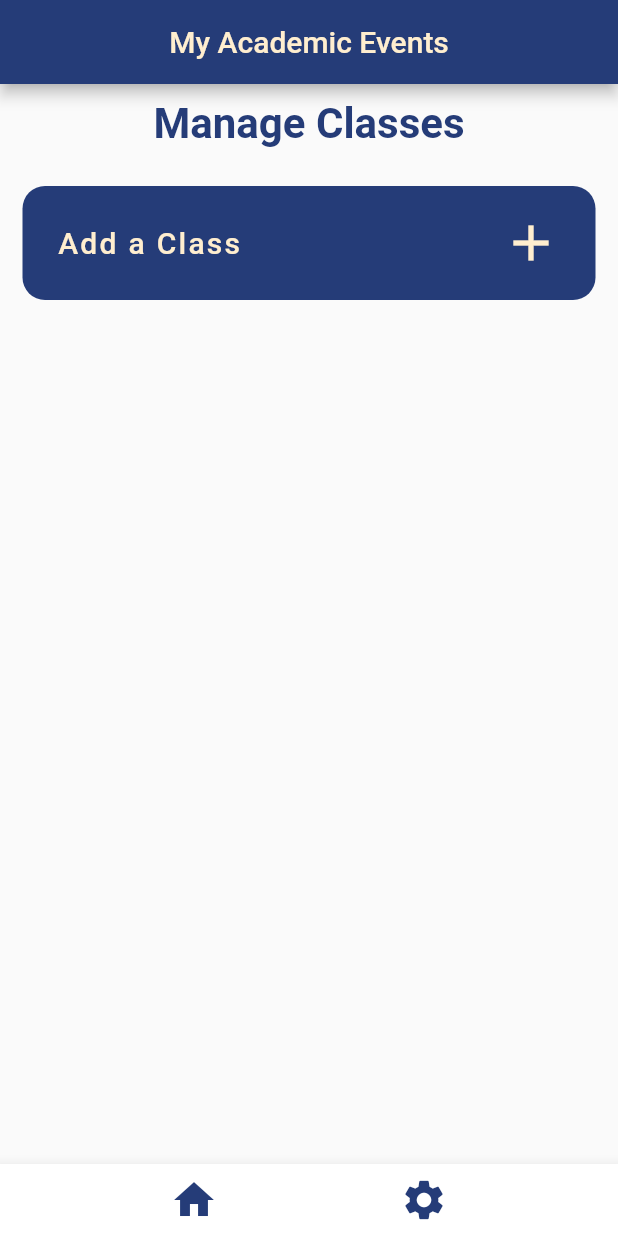
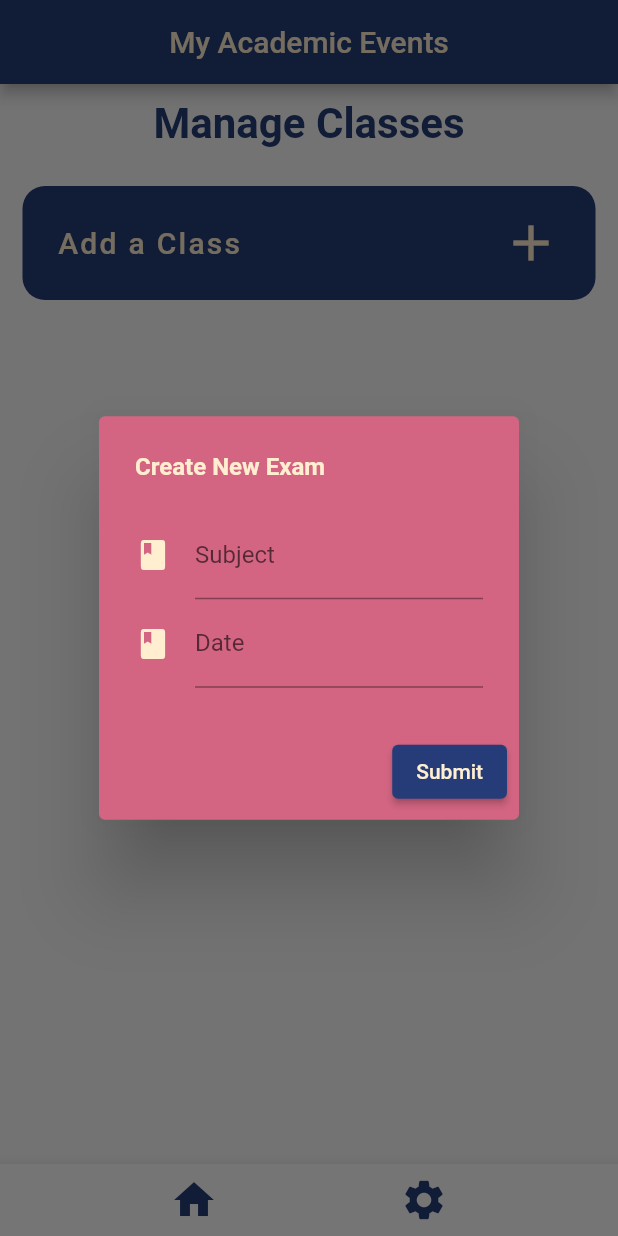
Before and after one commit to purdueflutter/basicflutterworkshop_app, a Flutter app: the screen it shows after launch, after a tap on the "settings" icon, after a tap on "Add a Class", on a phone screen of 412 x 824 dp. Run offline on Flutter 3.47's test engine with Material 2 defaults, Android fonts, the phone set to English and light mode, and no system bars; our stand-ins replace equatable, flutter_bloc.

Commit message:
class bloc finished

```diff
--- a/lib/class/bloc/class_bloc.dart
+++ b/lib/class/bloc/class_bloc.dart
@@ -8,8 +8,7 @@ part 'class_state.dart';
 class ClassBloc extends Bloc<ClassEvent, ClassState> {
   ClassBloc() : super(ClassState(const [])) {
     on<ClassAddEvent>((event, emit) {
-      state.classes.add(event.$class);
-      emit(ClassState(state.classes));
+      emit(state.copyWith(classes: [...state.classes, event.$class]));
     });
   }
 }
--- a/lib/class/bloc/class_state.dart
+++ b/lib/class/bloc/class_state.dart
@@ -3,8 +3,14 @@ part of 'class_bloc.dart';
 class ClassState extends Equatable {
   final List<Class> classes;
 
-  ClassState(this.classes);
+  const ClassState(this.classes);
 
   @override
   List<Object?> get props => [classes];
+
+  ClassState copyWith({
+    List<Class>? classes,
+  }) {
+    return ClassState(classes ?? this.classes);
+  }
 }
--- a/lib/class/manage_view.dart
+++ b/lib/class/manage_view.dart
@@ -11,7 +11,8 @@ class ManageView extends StatelessWidget {
 
   @override
   Widget build(BuildContext context) {
-    final classes = BlocProvider.of<ClassBloc>(context).state.classes;
+    return BlocBuilder<ClassBloc, ClassState>(
+      builder: (context, state) {
         return Column(
           children: [
             Padding(
@@ -28,14 +29,17 @@ class ManageView extends StatelessWidget {
             NewClassButton(),
             Flexible(
               child: ListView.builder(
-            itemCount: classes.length,
+                itemCount: state.classes.length,
                 itemBuilder: (context, index) {
                   return ClassContainer(
-                  subject: classes[index].subject, date: classes[index].date);
+                      subject: state.classes[index].subject,
+                      date: state.classes[index].date);
                 },
               ),
             ),
           ],
         );
+      },
+    );
   }
 }
--- a/lib/class/model/class.dart
+++ b/lib/class/model/class.dart
@@ -1,6 +1,11 @@
-class Class {
+import 'package:equatable/equatable.dart';
+
+class Class extends Equatable {
   final String subject;
   final String date;
 
-  Class(this.subject, this.date);
+  const Class(this.subject, this.date);
+
+  @override
+  List<Object?> get props => [subject, date];
 }
--- a/lib/class/new_class_button.dart
+++ b/lib/class/new_class_button.dart
@@ -1,4 +1,8 @@
 import 'package:flutter/material.dart';
+import 'package:flutter_application_1/class/bloc/class_bloc.dart';
+import 'package:flutter_application_1/class/model/class.dart';
+import 'package:flutter_application_1/class/new_class_dialog.dart';
+import 'package:flutter_bloc/flutter_bloc.dart';
 
 import '../theme.dart';
 
@@ -7,11 +11,18 @@ class NewClassButton extends StatelessWidget {
 
   @override
   Widget build(BuildContext context) {
+    final bloc = BlocProvider.of<ClassBloc>(context);
     return Container(
       alignment: Alignment.center,
       padding: EdgeInsets.all(15),
       child: TextButton(
-        onPressed: () {},
+        onPressed: () async {
+          final result = await showDialog(
+            context: context,
+            builder: (context) => NewClassDialog(),
+          );
+          bloc.add(ClassAddEvent(Class(result['subject'], result['date'])));
+        },
         style: TextButton.styleFrom(
           backgroundColor: darkBlueColor,
           alignment: Alignment.center,
--- /dev/null
+++ b/lib/class/new_class_dialog.dart
@@ -0,0 +1,76 @@
+import 'package:flutter/material.dart';
+
+import '../theme.dart';
+
+class NewClassDialog extends StatefulWidget {
+  const NewClassDialog({Key? key}) : super(key: key);
+
+  @override
+  State<NewClassDialog> createState() => _NewExamDialogState();
+}
+
+class _NewExamDialogState extends State<NewClassDialog> {
+  String? subject;
+  String? date;
+
+  @override
+  Widget build(BuildContext context) {
+    return AlertDialog(
+      backgroundColor: pinkColor,
+      title: Text(
+        'Create New Exam',
+        style: TextStyle(
+          color: lightColor,
+          fontSize: 16.0,
+          fontWeight: FontWeight.w600,
+        ),
+      ),
+      content: Form(
+        onChanged: () => Form.of(primaryFocus!.context!)!.save(),
+        child: Column(
+          mainAxisSize: MainAxisSize.min,
+          children: <Widget>[
+            TextFormField(
+              decoration: InputDecoration(
+                labelText: 'Subject',
+                icon: Icon(Icons.class_, color: lightColor),
+                focusedBorder: UnderlineInputBorder(
+                  borderSide: BorderSide(color: lightColor),
+                ),
+                floatingLabelStyle: TextStyle(color: lightColor),
+              ),
+              cursorColor: lightColor,
+              onSaved: (value) => subject = value,
+            ),
+            TextFormField(
+              decoration: InputDecoration(
+                labelText: 'Date',
+                icon: Icon(Icons.class_, color: lightColor),
+                focusedBorder: UnderlineInputBorder(
+                  borderSide: BorderSide(color: lightColor),
+                ),
+                floatingLabelStyle: TextStyle(color: lightColor),
+              ),
+              cursorColor: lightColor,
+              onSaved: (value) => date = value,
+            ),
+          ],
+        ),
+      ),
+      actions: [
+        ElevatedButton(
+          style: ButtonStyle(
+            backgroundColor: MaterialStateProperty.all<Color>(darkBlueColor),
+          ),
+          onPressed: () {
+            Navigator.pop(context, {
+              'subject': subject,
+              'date': date,
+            });
+          },
+          child: Text("Submit", style: TextStyle(color: lightColor)),
+        )
+      ],
+    );
+  }
+}
--- a/lib/home_view.dart
+++ b/lib/home_view.dart
@@ -19,7 +19,6 @@ class _HomeViewState extends State<HomeView> {
 
   @override
   Widget build(BuildContext context) {
-    final classes = BlocProvider.of<ClassBloc>(context).state.classes;
     return ListView(
       children: [
         Padding(
@@ -110,14 +109,18 @@ class _HomeViewState extends State<HomeView> {
         ),
         ConstrainedBox(
           constraints: BoxConstraints(minHeight: 10, maxHeight: 500),
-          child: ListView.builder(
-            scrollDirection: Axis.vertical,
-            shrinkWrap: true,
-            itemCount: classes.length,
-            itemBuilder: (context, index) => ClassContainer(
-              date: classes[index].date,
-              subject: classes[index].subject,
-            ),
+          child: BlocBuilder<ClassBloc, ClassState>(
+            builder: (context, state) {
+              return ListView.builder(
+                scrollDirection: Axis.vertical,
+                shrinkWrap: true,
+                itemCount: state.classes.length,
+                itemBuilder: (context, index) => ClassContainer(
+                  date: state.classes[index].date,
+                  subject: state.classes[index].subject,
+                ),
+              );
+            },
           ),
         ),
       ],
```
Lines whose indentation alone changed are shown as unchanged.
